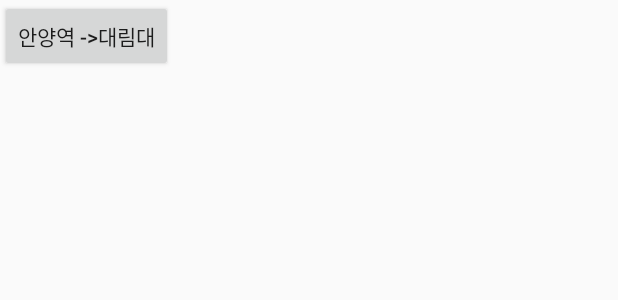
After one commit to choissungho/busproject1, an Android app: the layout new_app_widget.xml on its own in the app's theme, with its tools: preview values and no code run, on a phone screen of 412 x 824 dp. The commit adds this screen. Shown: the top 300 px of the screen. Run offline under Robolectric (Android 15) with nearby library versions, the phone set to English and light mode, and no system bars.

Commit message:
위젯 중간구현

```diff
--- /dev/null
+++ b/app/src/main/res/layout/new_app_widget.xml
@@ -0,0 +1,17 @@
+<LinearLayout xmlns:android="http://schemas.android.com/apk/res/android"
+    android:layout_width="match_parent"
+    android:layout_height="match_parent"
+
+    android:padding="@dimen/widget_margin">
+<RelativeLayout
+    android:layout_width="120dp"
+    android:layout_height="72dp">
+    <Button
+        android:layout_width="wrap_content"
+        android:layout_height="wrap_content"
+        android:id="@+id/anYang"
+        android:text="안양역 ->대림대"
+        android:gravity="center"
+       />
+</RelativeLayout>
+</LinearLayout>
--- a/app/src/main/res/values/strings.xml
+++ b/app/src/main/res/values/strings.xml
@@ -1,3 +1,5 @@
 <resources>
     <string name="app_name">시간표</string>
+    <string name="appwidget_text">EXAMPLE</string>
+    <string name="add_widget">Add widget</string>
 </resources>
```
Also changed, not shown: app/src/main/AndroidManifest.xml (+10 -1 lines), app/src/main/java/com/example/myapplication/NewAppWidget.java (added, +57 -0 lines), app/src/main/res/values-v14/dimens.xml (added, +10 -0 lines), app/src/main/res/values/dimens.xml (added, +10 -0 lines), app/src/main/res/xml/new_app_widget_info.xml (added, +9 -0 lines), app/src/main/res/drawable-nodpi/example_appwidget_preview.png (added).
